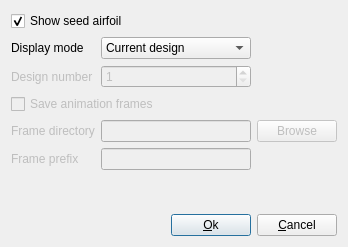
The window that ui/plotsettings.ui (montagdude/Xoptfoil) describes before a commit, drawn with Qt 5.
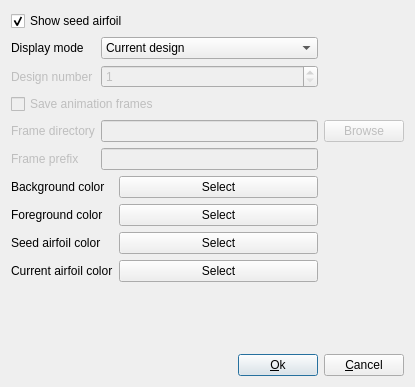
The same window after the commit.

Commit message: Get plot color settings working

```diff
--- a/ui/plotsettings.ui
+++ b/ui/plotsettings.ui
@@ -6,8 +6,8 @@
    <rect>
     <x>0</x>
     <y>0</y>
-    <width>348</width>
-    <height>247</height>
+    <width>415</width>
+    <height>387</height>
    </rect>
   </property>
   <property name="windowTitle">
@@ -16,7 +16,7 @@
   <layout class="QVBoxLayout" name="verticalLayout">
    <item>
     <layout class="QGridLayout" name="gridLayout">
-     <item row="0" column="0" colspan="2">
+     <item row="0" column="0" colspan="3">
       <widget class="QCheckBox" name="showSeedBox">
        <property name="text">
         <string>Show seed airfoil</string>
@@ -33,7 +33,7 @@
        </property>
       </widget>
      </item>
-     <item row="1" column="1">
+     <item row="1" column="1" colspan="2">
       <widget class="QComboBox" name="displayModeBox">
        <item>
         <property name="text">
@@ -62,7 +62,7 @@
        </property>
       </widget>
      </item>
-     <item row="2" column="1">
+     <item row="2" column="1" colspan="2">
       <widget class="QSpinBox" name="designNumberBox">
        <property name="enabled">
         <bool>false</bool>
@@ -72,7 +72,7 @@
        </property>
       </widget>
      </item>
-     <item row="3" column="0" colspan="2">
+     <item row="3" column="0" colspan="3">
       <widget class="QCheckBox" name="saveFrameBox">
        <property name="enabled">
         <bool>false</bool>
@@ -92,14 +92,14 @@
        </property>
       </widget>
      </item>
-     <item row="4" column="1">
+     <item row="4" column="1" colspan="2">
       <widget class="QLineEdit" name="frameDirectoryEdit">
        <property name="enabled">
         <bool>false</bool>
        </property>
       </widget>
      </item>
-     <item row="4" column="2">
+     <item row="4" column="3">
       <widget class="QPushButton" name="browseButton">
        <property name="enabled">
         <bool>false</bool>
@@ -119,13 +119,93 @@
        </property>
       </widget>
      </item>
-     <item row="5" column="1">
+     <item row="5" column="1" colspan="2">
       <widget class="QLineEdit" name="framePrefixEdit">
        <property name="enabled">
         <bool>false</bool>
        </property>
       </widget>
      </item>
+     <item row="6" column="0" colspan="2">
+      <widget class="QLabel" name="label_2">
+       <property name="text">
+        <string>Background color</string>
+       </property>
+      </widget>
+     </item>
+     <item row="6" column="2">
+      <widget class="QPushButton" name="bgColorButton">
+       <property name="sizePolicy">
+        <sizepolicy hsizetype="Expanding" vsizetype="Fixed">
+         <horstretch>0</horstretch>
+         <verstretch>0</verstretch>
+        </sizepolicy>
+       </property>
+       <property name="text">
+        <string>Select</string>
+       </property>
+      </widget>
+     </item>
+     <item row="7" column="0" colspan="2">
+      <widget class="QLabel" name="label_3">
+       <property name="text">
+        <string>Foreground color</string>
+       </property>
+      </widget>
+     </item>
+     <item row="7" column="2">
+      <widget class="QPushButton" name="fgColorButton">
+       <property name="sizePolicy">
+        <sizepolicy hsizetype="Expanding" vsizetype="Fixed">
+         <horstretch>0</horstretch>
+         <verstretch>0</verstretch>
+        </sizepolicy>
+       </property>
+       <property name="text">
+        <string>Select</string>
+       </property>
+      </widget>
+     </item>
+     <item row="8" column="0" colspan="2">
+      <widget class="QLabel" name="label_4">
+       <property name="text">
+        <string>Seed airfoil color</string>
+       </property>
+      </widget>
+     </item>
+     <item row="8" column="2">
+      <widget class="QPushButton" name="seedColorButton">
+       <property name="sizePolicy">
+        <sizepolicy hsizetype="Expanding" vsizetype="Fixed">
+         <horstretch>0</horstretch>
+         <verstretch>0</verstretch>
+        </sizepolicy>
+       </property>
+       <property name="text">
+        <string>Select</string>
+       </property>
+      </widget>
+     </item>
+     <item row="9" column="0" colspan="2">
+      <widget class="QLabel" name="label_5">
+       <property name="text">
+        <string>Current airfoil color</string>
+       </property>
+      </widget>
+     </item>
+     <item row="9" column="2">
+      <widget class="QPushButton" name="currentColorButton">
+       <property name="sizePolicy">
+        <sizepolicy hsizetype="Expanding" vsizetype="Fixed">
+         <horstretch>0</horstretch>
+         <verstretch>0</verstretch>
+        </sizepolicy>
+       </property>
+       <property name="text">
+        <string>Select</string>
+       </property>
+      </widget>
+     </item>
     </layout>
    </item>
    <item>
```
The commit also changes 6 other files.
